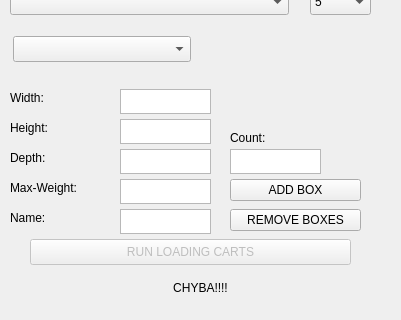
Above: warehouse_visualizer/src/mainwindow.ui from JohnyDevp/bachelor_work before the change; both pictures show x 0 to 401 and y 191 to 511 of the 401 by 511 pixel window. Below: the same form after it.
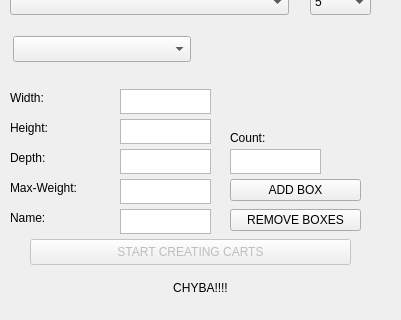
That is the form after the change.

```diff
--- a/warehouse_visualizer/src/mainwindow.ui
+++ b/warehouse_visualizer/src/mainwindow.ui
@@ -139,7 +139,7 @@
      </sizepolicy>
     </property>
     <property name="text">
-     <string>RUN LOADING CARTS</string>
+     <string>START CREATING CARTS</string>
     </property>
    </widget>
    <widget class="QComboBox" name="cmbGroupingAlg">
```
